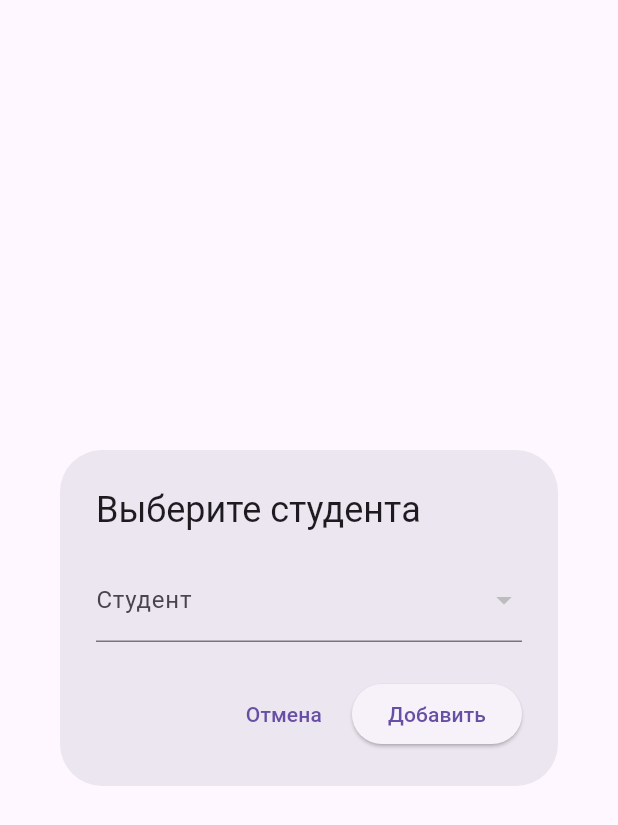
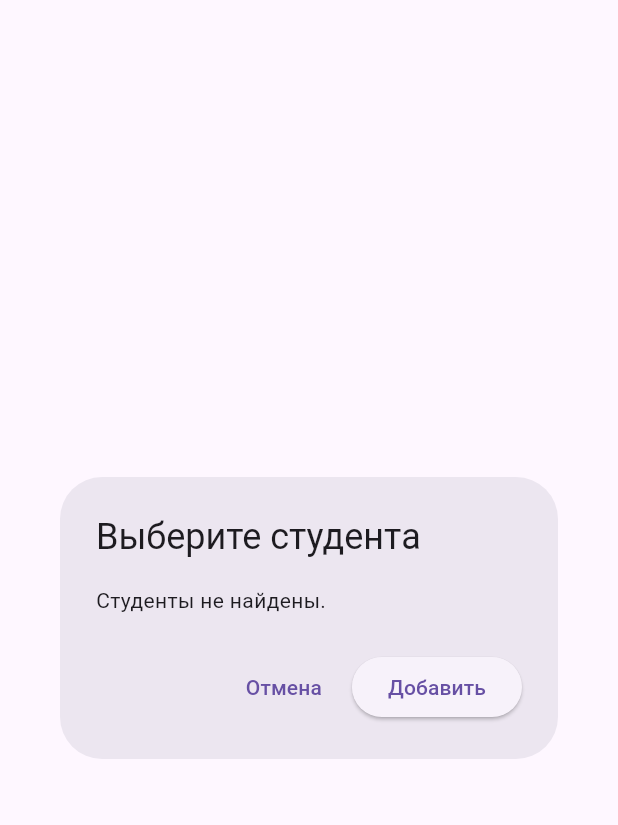
Before and after one commit to splf-jojo/homewidget, a Flutter app: the AddStudentDialog widget shown alone on an empty page, opened directly, on a phone screen of 412 x 824 dp. Shown: the top 825 px of the screen. Run offline on Flutter 3.47's test engine with Material 3 defaults, Android fonts, the phone set to English and light mode, and no system bars; our stand-ins replace cloud_firestore, firebase_auth, firebase_core; missing offline and left inert: home_widget; accounts and stored records are empty.

Commit message:
ADMIN panel last

```diff
--- a/lib/admin/group_creation_page.dart
+++ b/lib/admin/group_creation_page.dart
@@ -70,6 +70,7 @@ class _GroupCreationPageState extends State<GroupCreationPage> {
           key: _formKey,
           child: Column(
             children: [
+              // Поле для ввода названия группы
               TextFormField(
                 decoration: InputDecoration(labelText: 'Название группы'),
                 validator: (value) {
@@ -82,6 +83,7 @@ class _GroupCreationPageState extends State<GroupCreationPage> {
                   _groupName = value!.trim();
                 },
               ),
+              // Поле для ввода курса
               TextFormField(
                 decoration: InputDecoration(labelText: 'Курс'),
                 keyboardType: TextInputType.number,
@@ -100,6 +102,7 @@ class _GroupCreationPageState extends State<GroupCreationPage> {
                 },
               ),
               SizedBox(height: 20),
+              // Кнопка для добавления студента
               Row(
                 mainAxisAlignment: MainAxisAlignment.spaceBetween,
                 children: [
@@ -111,6 +114,7 @@ class _GroupCreationPageState extends State<GroupCreationPage> {
                   ),
                 ],
               ),
+              // Список выбранных студентов
               Expanded(
                 child: ListView.builder(
                   itemCount: _students.length,
@@ -135,6 +139,7 @@ class _GroupCreationPageState extends State<GroupCreationPage> {
                 ),
               ),
               SizedBox(height: 20),
+              // Кнопка для создания группы
               ElevatedButton(
                 onPressed: _createGroup,
                 child: Text('Создать Группу'),
@@ -162,10 +167,14 @@ class _AddStudentDialogState extends State<AddStudentDialog> {
       content: Container(
         width: double.maxFinite,
         child: StreamBuilder<QuerySnapshot>(
-          stream: FirebaseFirestore.instance.collection('users').where('role', isEqualTo: 'Student').snapshots(),
+          stream: FirebaseFirestore.instance.collection('users').where('role', isEqualTo: 'student').snapshots(),
           builder: (context, snapshot) {
-            if (!snapshot.hasData) return CircularProgressIndicator();
+            if (!snapshot.hasData) return Center(child: CircularProgressIndicator());
             final students = snapshot.data!.docs;
+
+            if (students.isEmpty) {
+              return Text('Студенты не найдены.');
+            }
 
             return DropdownButtonFormField<String>(
               items: students.map((doc) {
```
Also changed, not shown: lib/admin/admin_panel.dart (+4 -4 lines), lib/admin/group_editor.dart (+21 -3 lines), lib/pages/home_page.dart (+5 -5 lines), firebase.json, lib/admin/user_creation_page.dart (indentation only).
